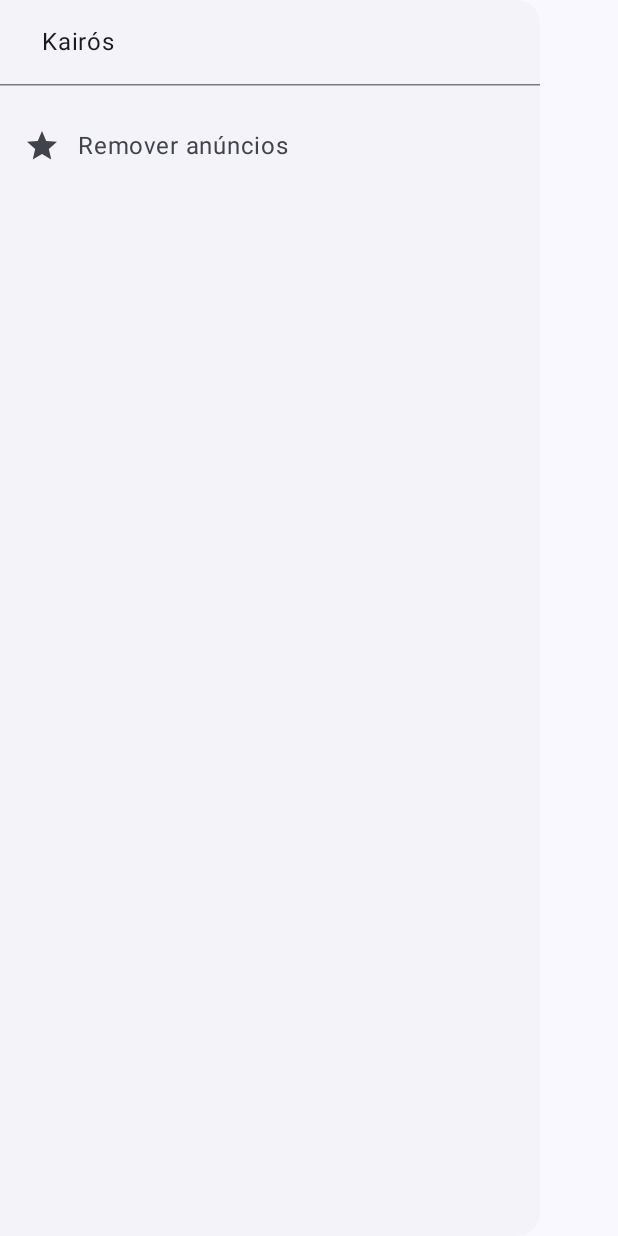
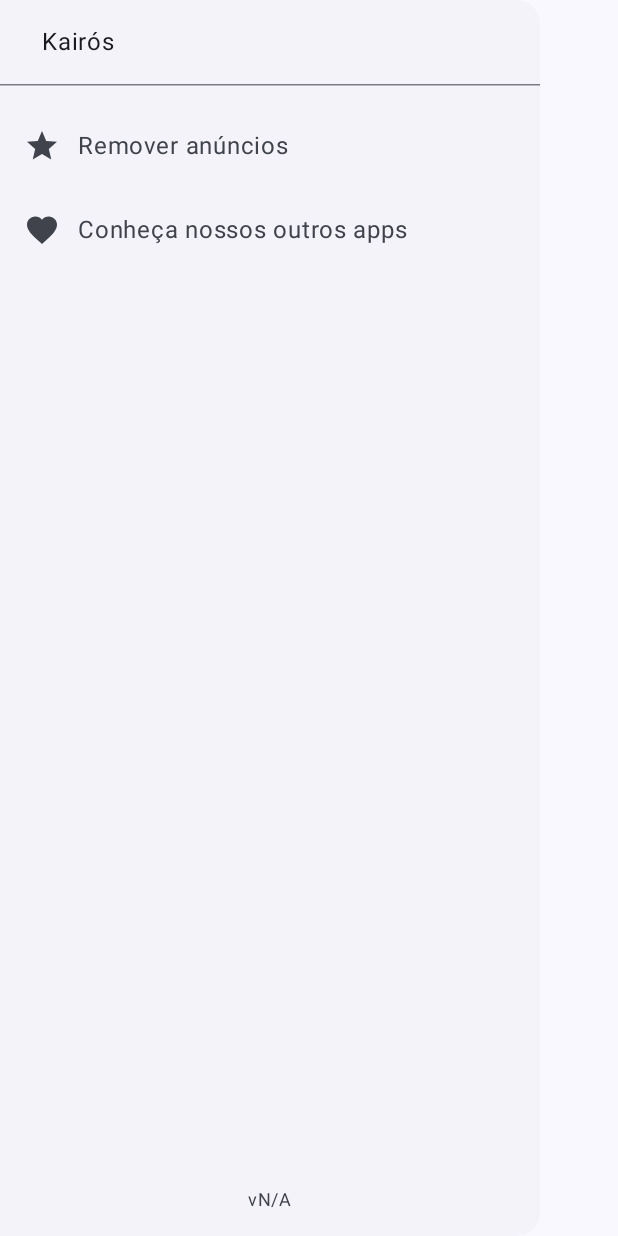
Before and after one commit to ipirangad3v/kairos-android-app, an Android app built with Jetpack Compose: the composable DrawerContent shown on its own in the app's theme, on a phone screen of 412 x 824 dp. Run offline under Robolectric (Android 15) with nearby library versions, the phone set to English and light mode, and no system bars.

Commit message:
feat: update version code to 17, version name to 1.2.14 and add version info to Drawer

```diff
--- a/app/build.gradle.kts
+++ b/app/build.gradle.kts
@@ -20,8 +20,8 @@
     applicationId = "digital.tonima.kairos"
     minSdk = 28
     targetSdk = 36
-    versionCode = 16
-    versionName = "1.2.13"
+    versionCode = 17
+    versionName = "1.2.14"
 
     testInstrumentationRunner = "androidx.test.runner.AndroidJUnitRunner"
   }
--- a/app/src/main/java/digital/tonima/kairos/ui/components/Drawer.kt
+++ b/app/src/main/java/digital/tonima/kairos/ui/components/Drawer.kt
@@ -1,23 +1,32 @@
 package digital.tonima.kairos.ui.components
 
+import android.content.Intent
+import android.content.pm.PackageManager
+import androidx.compose.foundation.layout.Box
 import androidx.compose.foundation.layout.Column
 import androidx.compose.foundation.layout.Spacer
+import androidx.compose.foundation.layout.fillMaxHeight
 import androidx.compose.foundation.layout.height
 import androidx.compose.foundation.layout.padding
 import androidx.compose.material.icons.Icons
+import androidx.compose.material.icons.filled.Favorite
 import androidx.compose.material.icons.filled.Star
 import androidx.compose.material3.HorizontalDivider
 import androidx.compose.material3.Icon
+import androidx.compose.material3.MaterialTheme
 import androidx.compose.material3.ModalDrawerSheet
 import androidx.compose.material3.NavigationDrawerItem
 import androidx.compose.material3.NavigationDrawerItemDefaults
 import androidx.compose.material3.Text
 import androidx.compose.runtime.Composable
+import androidx.compose.runtime.remember
+import androidx.compose.ui.Alignment
 import androidx.compose.ui.Modifier
+import androidx.compose.ui.platform.LocalContext
 import androidx.compose.ui.res.stringResource
 import androidx.compose.ui.unit.dp
+import androidx.core.net.toUri
 import digital.tonima.kairos.R
-import digital.tonima.kairos.R.string.app_name
 
 @Composable
 fun DrawerContent(
@@ -25,9 +34,22 @@
     onUpgradeToPro: () -> Unit,
     onCloseDrawer: () -> Unit
 ) {
+    val context = LocalContext.current
+    val versionName = remember {
+        try {
+            val packageInfo = context.packageManager.getPackageInfo(context.packageName, 0)
+            packageInfo.versionName ?: "N/A"
+        } catch (e: PackageManager.NameNotFoundException) {
+            e.printStackTrace()
+            "N/A"
+        }
+    }
+
     ModalDrawerSheet {
+        Box(modifier = Modifier.fillMaxHeight()) {
+            Column {
                 Column(modifier = Modifier.padding(NavigationDrawerItemDefaults.ItemPadding)) {
-            Text(stringResource(app_name), modifier = Modifier.padding(16.dp))
+                    Text(stringResource(R.string.app_name), modifier = Modifier.padding(16.dp))
                 }
                 HorizontalDivider()
                 Spacer(Modifier.height(12.dp))
@@ -43,5 +65,27 @@
                         }
                     )
                 }
+
+                NavigationDrawerItem(
+                    icon = { Icon(Icons.Default.Favorite, contentDescription = null) },
+                    label = { Text(stringResource(R.string.our_other_apps)) },
+                    selected = false,
+                    onClick = {
+                        val browserIntent = Intent(Intent.ACTION_VIEW, "https://play.google.com/store/apps/dev?id=6594602823307179845".toUri())
+                        context.startActivity(browserIntent)
+                        onCloseDrawer()
+                    }
+                )
+            }
+
+            Text(
+                text = stringResource(R.string.version, versionName),
+                style = MaterialTheme.typography.bodySmall,
+                color = MaterialTheme.colorScheme.onSurfaceVariant,
+                modifier = Modifier
+                    .align(Alignment.BottomCenter)
+                    .padding(16.dp)
+            )
         }
     }
+}
--- a/app/src/main/res/values/strings.xml
+++ b/app/src/main/res/values/strings.xml
@@ -34,4 +34,7 @@
     <string name="menu">Menu</string>
     <string name="ringer_mode_vibrate_warning">O celular está no modo de vibração. Os alarmes não tocarão som.</string>
     <string name="ringer_mode_silent_warning">O celular está no modo silencioso. Os alarmes não tocarão som.</string>
+    <string name="version" translatable="false">v%1$s</string>
+    <string name="thank_you_for_support">Usando a versão PRO. Obrigado por apoiar nosso projeto</string>
+    <string name="our_other_apps">Conheça nossos outros apps</string>
 </resources>
```
Also changed, not shown: 8 other files. Lines whose indentation alone changed are shown as unchanged.
